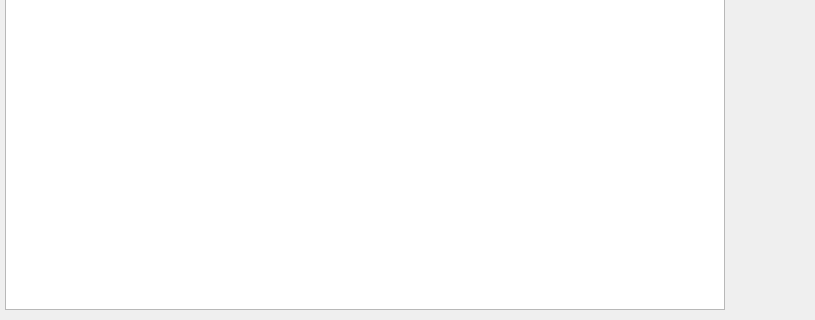
The window that guiclient/currencies.ui (Pegasus-RPG/xtuple-client) describes before a commit, drawn with Qt 5; both pictures show x 0 to 815 and y 366 to 686 of the 815 by 686 pixel window.
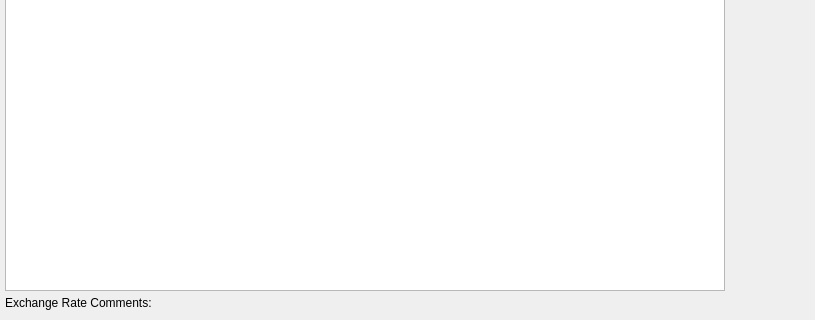
The same window after the commit. Custom widgets are drawn as their Qt base class.

Commit message: Issue #27743: Exchange Rate Comments - add label

Patch:
```diff
--- a/guiclient/currencies.ui
+++ b/guiclient/currencies.ui
@@ -119,6 +119,13 @@
     </layout>
    </item>
    <item row="1" column="0">
+    <widget class="QLabel" name="_commentsLit">
+     <property name="text">
+      <string>Exchange Rate Comments:</string>
+     </property>
+    </widget>
+   </item>
+   <item row="2" column="0">
     <widget class="Comments" name="_FXcomments">
      <property name="type">
       <enum>Comments::ExchangeRate</enum>
```
